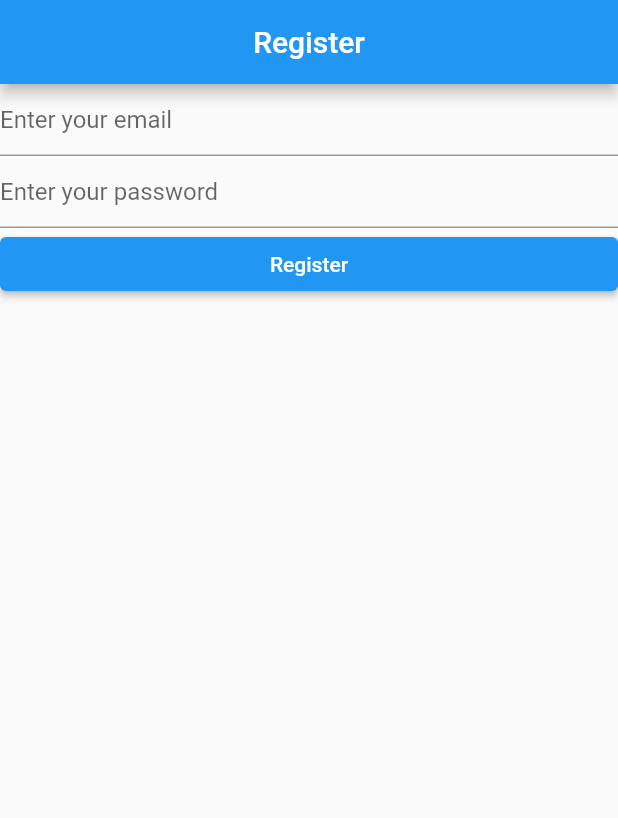
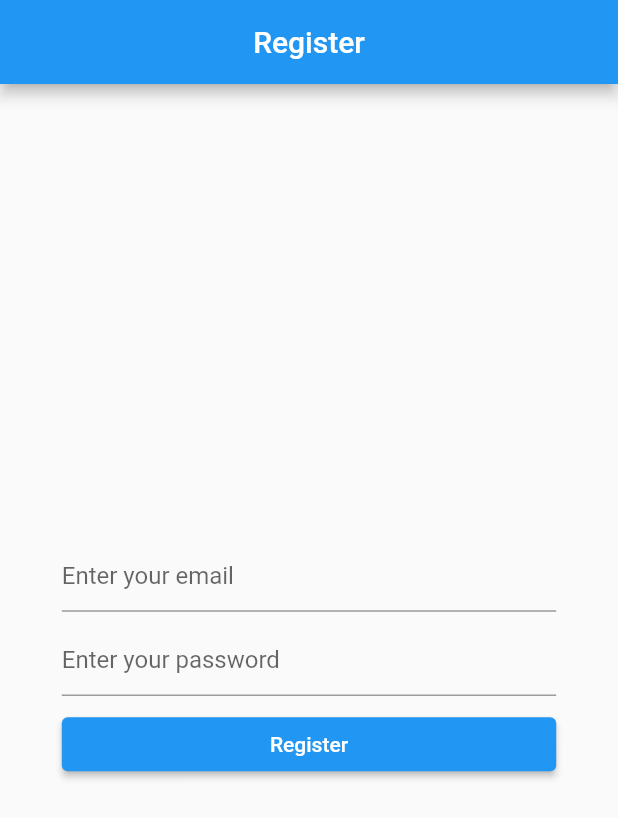
Before and after one commit to narmuni123/notes, a Flutter app: the screen it shows after launch, after a tap on "Register", on a phone screen of 412 x 824 dp. Shown: the top 818 px of the screen. Run offline on Flutter 3.47's test engine with Material 2 defaults, Android fonts, the phone set to English and light mode, and no system bars; our stand-ins replace firebase_auth, firebase_core; accounts and stored records are empty; network calls fail.

```diff
--- a/lib/main.dart
+++ b/lib/main.dart
@@ -1,6 +1,8 @@
 import 'package:firebase_core/firebase_core.dart';
 import 'package:flutter/material.dart';
+import 'package:mynotes/provider/aith_provider.dart';
 import 'package:mynotes/screens/auth/registration_screen.dart';
+import 'package:provider/provider.dart';
 
 void main() async {
   WidgetsFlutterBinding.ensureInitialized();
@@ -13,13 +15,18 @@ class MyApp extends StatelessWidget {
 
   @override
   Widget build(BuildContext context) {
-    return MaterialApp(
-      debugShowCheckedModeBanner: false,
-      title: 'Demo',
-      theme: ThemeData(
-        primarySwatch: Colors.blue,
+    return MultiProvider(
+      providers: [
+        ChangeNotifierProvider(create: (_) => AuthProvider()),
+      ],
+      child: MaterialApp(
+        debugShowCheckedModeBanner: false,
+        title: 'Demo',
+        theme: ThemeData(
+          primarySwatch: Colors.blue,
+        ),
+        home: const RegistrationScreen(),
       ),
-      home: const RegistrationScreen(),
     );
   }
 }
--- /dev/null
+++ b/lib/provider/aith_provider.dart
@@ -0,0 +1,18 @@
+import 'package:firebase_auth/firebase_auth.dart';
+import 'package:flutter/foundation.dart';
+
+class AuthProvider extends ChangeNotifier {
+  Future<bool> registration(
+      {required context,
+      required String email,
+      required String password}) async {
+    final value = await FirebaseAuth.instance.createUserWithEmailAndPassword(
+      email: email,
+      password: password,
+    );
+    if (kDebugMode) {
+      print(value);
+    }
+    return true;
+  }
+}
--- a/lib/screens/auth/registration_screen.dart
+++ b/lib/screens/auth/registration_screen.dart
@@ -1,5 +1,6 @@
-import 'package:firebase_auth/firebase_auth.dart';
 import 'package:flutter/material.dart';
+import 'package:mynotes/provider/aith_provider.dart';
+import 'package:provider/provider.dart';
 
 class RegistrationScreen extends StatefulWidget {
   const RegistrationScreen({Key? key}) : super(key: key);
@@ -28,6 +29,10 @@ class _RegistrationScreenState extends State<RegistrationScreen> {
 
   @override
   Widget build(BuildContext context) {
+    final height = MediaQuery.of(context).size.height;
+    final width = MediaQuery.of(context).size.width;
+    AuthProvider authProvider =
+        Provider.of<AuthProvider>(context, listen: false);
     return Scaffold(
       appBar: AppBar(
         centerTitle: true,
@@ -36,14 +41,22 @@ class _RegistrationScreenState extends State<RegistrationScreen> {
         ),
       ),
       body: SafeArea(
+        child: Center(
+          child: SizedBox(
+            width: width * 0.8,
             child: Column(
+              mainAxisAlignment: MainAxisAlignment.center,
               children: [
                 TextFormField(
                   controller: _email,
                   enableSuggestions: false,
                   autocorrect: false,
                   keyboardType: TextInputType.emailAddress,
-              decoration: const InputDecoration(hintText: "Enter your email"),
+                  decoration:
+                      const InputDecoration(hintText: "Enter your email"),
+                ),
+                SizedBox(
+                  height: height * 0.01,
                 ),
                 TextFormField(
                   controller: _password,
@@ -53,17 +66,15 @@ class _RegistrationScreenState extends State<RegistrationScreen> {
                   decoration:
                       const InputDecoration(hintText: "Enter your password"),
                 ),
+                SizedBox(
+                  height: height * 0.01,
+                ),
                 ElevatedButton(
                   onPressed: () async {
                     final email = _email.text;
                     final password = _password.text;
-
-                final userCredential =
-                    await FirebaseAuth.instance.createUserWithEmailAndPassword(
-                  email: email,
-                  password: password,
-                );
-                print(userCredential);
+                    await authProvider.registration(
+                        context: context, email: email, password: password);
                   },
                   child: const Center(
                     child: Text(
@@ -74,6 +85,8 @@ class _RegistrationScreenState extends State<RegistrationScreen> {
               ],
             ),
           ),
+        ),
+      ),
     );
   }
 }
--- a/pubspec.yaml
+++ b/pubspec.yaml
@@ -38,6 +38,7 @@ dependencies:
   firebase_auth: ^4.2.5
   cloud_firestore: ^4.3.1
   firebase_analytics: ^10.1.0
+  provider: ^6.0.5
 
 dev_dependencies:
   flutter_test:
```
Also changed, not shown: pubspec.lock. Lines whose indentation alone changed are shown as unchanged.
